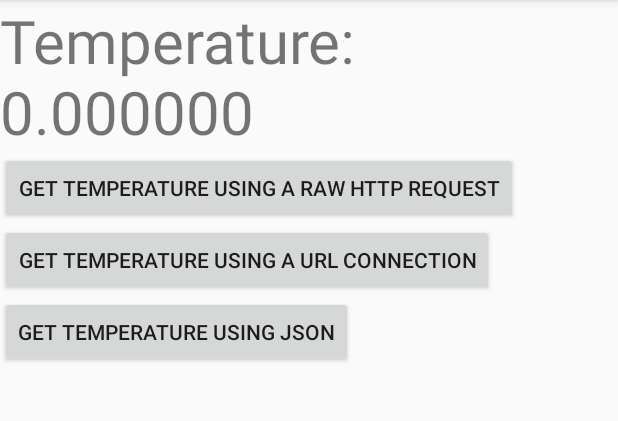
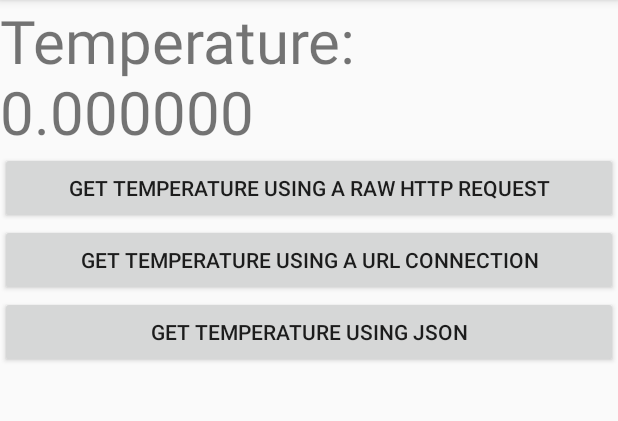
Before and after one commit to sasjafor/VS_forstesa_Webservices, an Android app: the RestClient screen opened directly, with no data from a screen before it, on a phone screen of 412 x 824 dp, the part 84-505 px from its top. Run offline under Robolectric (Android 15) with nearby library versions, the phone set to English and light mode, and no system bars.

```diff
--- a/app/src/main/java/ch/ethz/inf/vs/a2/webservices/RestServerService.java
+++ b/app/src/main/java/ch/ethz/inf/vs/a2/webservices/RestServerService.java
@@ -234,8 +234,10 @@ public class RestServerService extends Service {
                     Notification noti = new Notification.Builder(this)
                             .setContentTitle(title)
                             .setContentText(text)
-                            .setLights(col,1000,800)
+                            .setLights(col,300,100)
+                            .setPriority(Notification.PRIORITY_HIGH)
                             .setSmallIcon(R.drawable.notification_small)
+                            .setOngoing(true)
                             .setLargeIcon(BitmapFactory.decodeResource(getResources(),R.drawable.notification_small))
                             .build();
                     NotificationManager nm = (NotificationManager) getSystemService(NOTIFICATION_SERVICE);
--- a/app/src/main/res/layout/activity_rest_client.xml
+++ b/app/src/main/res/layout/activity_rest_client.xml
@@ -13,19 +13,19 @@
         android:textSize="40sp"/>
 
     <Button android:id="@+id/btn_raw"
-        android:layout_width="wrap_content"
+        android:layout_width="match_parent"
         android:layout_height="wrap_content"
         android:text="@string/btn_raw_text"
         android:onClick="onClickRaw"/>
 
     <Button android:id="@+id/btn_url"
-        android:layout_width="wrap_content"
+        android:layout_width="match_parent"
         android:layout_height="wrap_content"
         android:text="@string/btn_url_text"
         android:onClick="onClickURL"/>
 
     <Button android:id="@+id/btn_json"
-        android:layout_width="wrap_content"
+        android:layout_width="match_parent"
         android:layout_height="wrap_content"
         android:text="@string/btn_json_text"
         android:onClick="onClickJSON"/>
```
